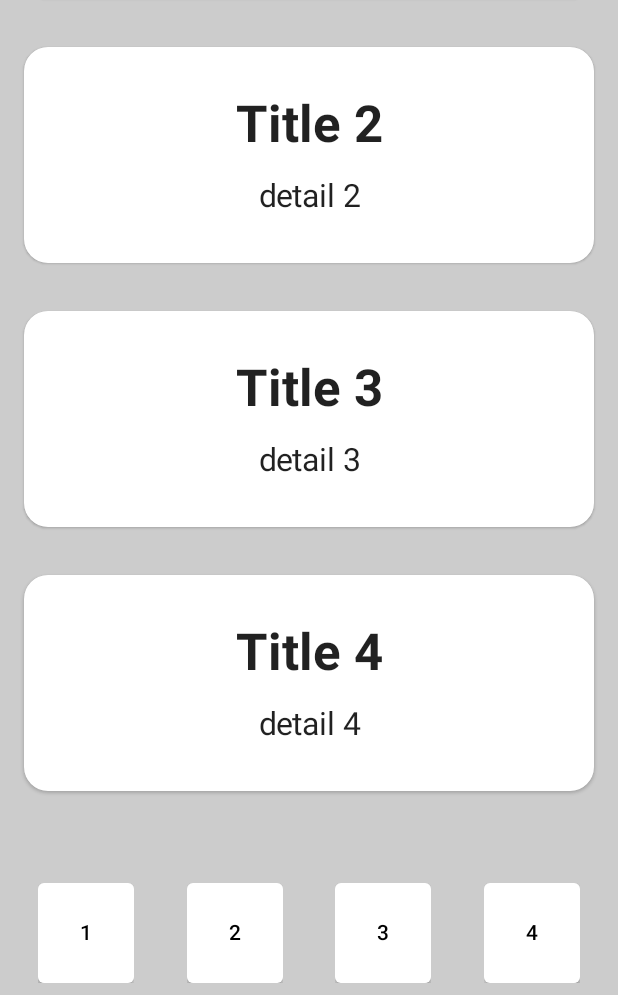
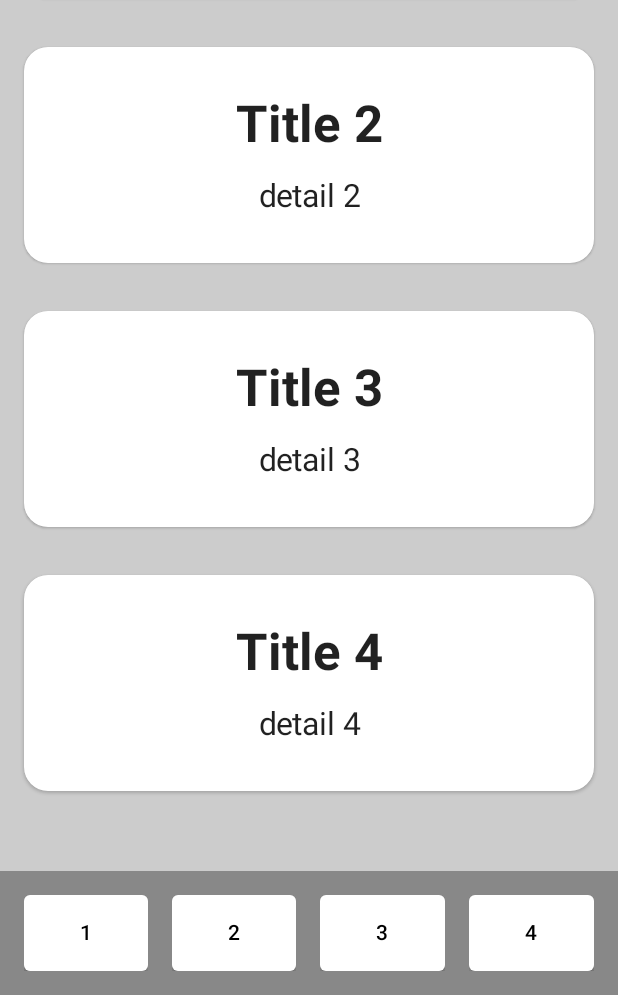
Before and after one commit to whenyourapprun/ElevatorKMM, an Android app built with Jetpack Compose: the MainActivity screen opened directly, with no data from a screen before it, on a phone screen of 412 x 824 dp, the part 241-1236 px from its top. Run offline under Robolectric (Android 15) with nearby library versions, the phone set to English and light mode, and no system bars.

Commit message:
메인화면 구성 비율 조정은 Box 로 해야 한다.

```diff
--- a/androidApp/src/main/java/com/whenyourapprun/elevator/android/MainActivity.kt
+++ b/androidApp/src/main/java/com/whenyourapprun/elevator/android/MainActivity.kt
@@ -39,9 +39,11 @@ fun MainCompose(name: String) {
                 .padding(it)
                 .background(Color.LightGray)
         ) {
-            Box(modifier = Modifier
+            Box(
+                modifier = Modifier
                 .fillMaxSize()
-                .weight(9f)) {
+                .weight(9f)
+            ) {
                 LazyColumn {
                     item {
                         ContentCard(stringResource(id = R.string.Elevator), stringResource(id = R.string.ElevatorGuide), onClickSource = {
@@ -59,7 +61,12 @@ fun MainCompose(name: String) {
                     }
                 }
             }
-            Box(modifier = Modifier.fillMaxSize().weight(1f)) {
+            Box(
+                modifier = Modifier
+                    .fillMaxSize()
+                    .weight(1f)
+                    .background(Color.Gray)
+            ) {
                 BottomView()
             }
         }
@@ -98,10 +105,34 @@ fun BottomView() {
             .fillMaxWidth()
             .padding(8.dp)
     ) {
-        MainBottomButton("1")
-        MainBottomButton("2")
-        MainBottomButton("3")
-        MainBottomButton("4")
+        Box(
+            modifier = Modifier
+                .fillMaxWidth()
+                .weight(1f)
+        ) {
+            MainBottomButton("1")
+        }
+        Box(
+            modifier = Modifier
+                .fillMaxWidth()
+                .weight(1f)
+        ) {
+            MainBottomButton("2")
+        }
+        Box(
+            modifier = Modifier
+                .fillMaxWidth()
+                .weight(1f)
+        ) {
+            MainBottomButton("3")
+        }
+        Box(
+            modifier = Modifier
+                .fillMaxWidth()
+                .weight(1f)
+        ) {
+            MainBottomButton("4")
+        }
     }
 }
 
@@ -109,7 +140,7 @@ fun BottomView() {
 fun MainBottomButton(title: String){
     Surface(
         color = Color.Transparent,
-        modifier = Modifier.height(70.dp)
+        modifier = Modifier.height(70.dp).fillMaxWidth().padding(8.dp)
     ){
         Button(
             onClick = { },
```
